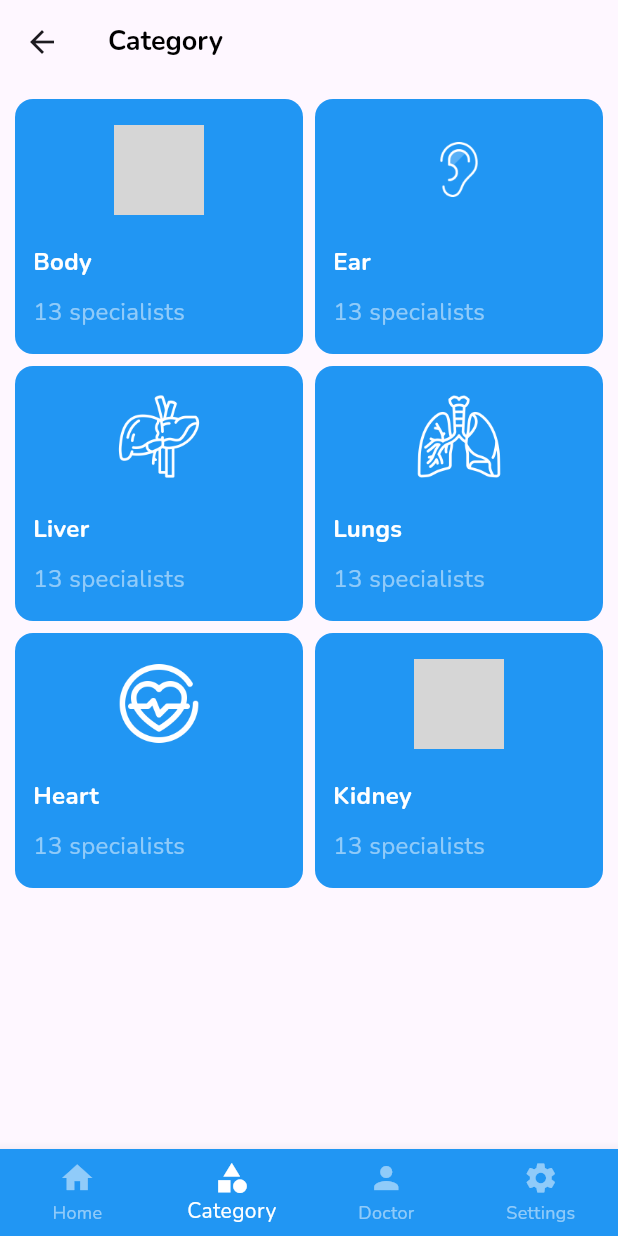
After one commit to radan775/aplikasi_booking_dokter, a Flutter app: the Home screen opened directly, item 2 of the bottom bar chosen, on a phone screen of 412 x 824 dp. The commit adds this screen. Run offline on Flutter 3.47's test engine with Material 3 defaults, Android fonts, the phone set to English and light mode, and no system bars; our stand-ins replace get, velocity_x; grey boxes are pictures that could not be loaded.

Commit message:
Category

```diff
--- a/lib/app/data/consts/strings.dart
+++ b/lib/app/data/consts/strings.dart
@@ -14,6 +14,9 @@ class AppStrings {
       confirmPassword = "Confirm Password",
       forgetPassword = "Forget Password?",
       login = "Login",
+      category = "Category",
+      doctor = "Doctor Login",
+      settings = "Settings",
       search = "Search doctor",
       signup = "Signup",
       welcome = "Welcome",
--- /dev/null
+++ b/lib/app/modules/category_view/category_view.dart
@@ -0,0 +1,67 @@
+import 'package:aplikasi_booking_dokter/app/data/consts/consts.dart';
+import 'package:aplikasi_booking_dokter/app/data/consts/lists.dart';
+
+class CategoryView extends StatelessWidget {
+  const CategoryView({super.key});
+
+  @override
+  build(BuildContext context) {
+    return Scaffold(
+      appBar: AppBar(
+        elevation: 0.0,
+        title: AppStyles.bold(title: AppStrings.category, size: AppSizes.size18),
+      ),
+      body: Padding(
+        padding: const EdgeInsets.all(10.0),
+        child: GridView.builder(
+          physics: const BouncingScrollPhysics(),
+          gridDelegate: const SliverGridDelegateWithFixedCrossAxisCount(
+            crossAxisCount: 2,
+            mainAxisSpacing: 8,
+            crossAxisSpacing: 8,
+            mainAxisExtent: 170,
+          ),
+          itemCount: iconsList.length,
+          itemBuilder: (BuildContext context, int index) {
+            return GestureDetector(
+              onTap: () {},
+              child: Container(
+                padding: EdgeInsets.all(12),
+                decoration: BoxDecoration(
+                  borderRadius: BorderRadius.circular(12),
+                  color: AppColors.blueColor,
+                ),
+                child: Column(
+                  mainAxisAlignment: MainAxisAlignment.center,
+                  crossAxisAlignment: CrossAxisAlignment.start,
+                  children: [
+                    Align(
+                      alignment: Alignment.center,
+                      child: Image.asset(
+                        iconsList[index],
+                        width: 60,
+                        color: AppColors.whiteColor,
+                      ),
+                    ),
+                    20.heightBox,
+                    AppStyles.bold(
+                      title: iconsTitleList[index],
+                      color: AppColors.whiteColor,
+                      size: AppSizes.size16,
+                    ),
+                    10.heightBox,
+                    AppStyles.normal(
+                      title: "13 specialists",
+                      color: AppColors.whiteColor.withOpacity(0.5),
+                      size: AppSizes.size16,
+                    ),
+                  ],
+                ),
+              ),
+            );
+          },
+        ),
+      ),
+    );
+  }
+}
--- a/lib/app/modules/home/views/home.dart
+++ b/lib/app/modules/home/views/home.dart
@@ -1,5 +1,8 @@
 import 'package:aplikasi_booking_dokter/app/data/consts/colors.dart';
+import 'package:aplikasi_booking_dokter/app/modules/category_view/category_view.dart';
 import 'package:aplikasi_booking_dokter/app/modules/home/views/home_view.dart';
+import 'package:aplikasi_booking_dokter/app/modules/login/views/login_view.dart';
+import 'package:aplikasi_booking_dokter/app/modules/setting_view/setting_view.dart';
 import 'package:flutter/material.dart';
 
 class Home extends StatefulWidget {
@@ -13,15 +16,9 @@ class _HomeState extends State<Home> {
   int selectedIndex = 0;
   List screenList = [
     HomeView(),
-    Container(
-      color: Colors.red,
-    ),
-    Container(
-      color: Colors.green,
-    ),
-    Container(
-      color: Colors.blue,
-    )
+    CategoryView(),
+    LoginView(),
+    SettingView(),
   ];
 
   @override
@@ -41,7 +38,9 @@ class _HomeState extends State<Home> {
           type: BottomNavigationBarType.fixed,
           currentIndex: selectedIndex,
           onTap: (value) {
-            setState(() {});
+            setState(() {
+              selectedIndex = value;
+            });
           },
           items: [
             BottomNavigationBarItem(icon: Icon(Icons.home), label: "Home"),
--- a/lib/app/modules/login/views/login_view.dart
+++ b/lib/app/modules/login/views/login_view.dart
@@ -1,6 +1,5 @@
 import 'package:aplikasi_booking_dokter/app/data/consts/consts.dart';
 import 'package:aplikasi_booking_dokter/app/modules/home/views/home.dart';
-import 'package:aplikasi_booking_dokter/app/modules/home/views/home_view.dart';
 import 'package:aplikasi_booking_dokter/app/modules/signup/views/signup_view.dart';
 import 'package:aplikasi_booking_dokter/app/res/components/custom_button.dart';
 import 'package:aplikasi_booking_dokter/app/res/components/custom_textfield.dart';
--- a/lib/main.dart
+++ b/lib/main.dart
@@ -4,7 +4,6 @@ import 'package:flutter/material.dart';
 
 import 'package:get/get.dart';
 
-import 'app/routes/app_pages.dart';
 
 void main() {
   runApp(
```
Also changed, not shown: lib/app/modules/setting_view/setting_view.dart (added, +21 -0 lines).
